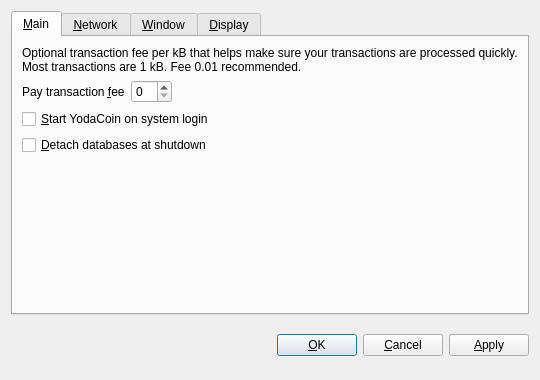
The window that src/qt/forms/optionsdialog.ui (yodacoin/test) describes before a commit, drawn with Qt 5.
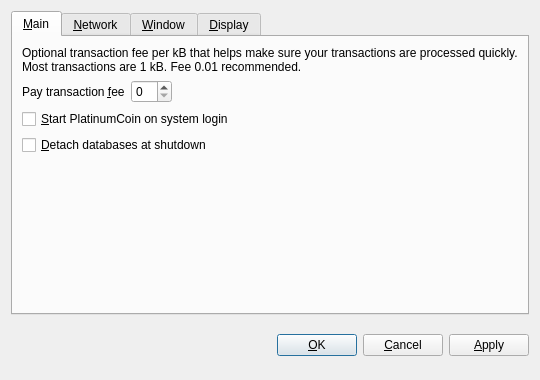
The same window after the commit. The open tabs and pages were chosen to show the change. Custom widgets are drawn as their Qt base class.

```diff
--- a/src/qt/forms/optionsdialog.ui
+++ b/src/qt/forms/optionsdialog.ui
@@ -82,7 +82,7 @@
           <string>Automatically start YodaCoin after logging in to the system.</string>
          </property>
          <property name="text">
-          <string>&amp;Start YodaCoin on system login</string>
+          <string>&amp;Start PlatinumCoin on system login</string>
          </property>
         </widget>
        </item>
```
Left out of the diff: 10 changed lines with no effect on the pictures.
